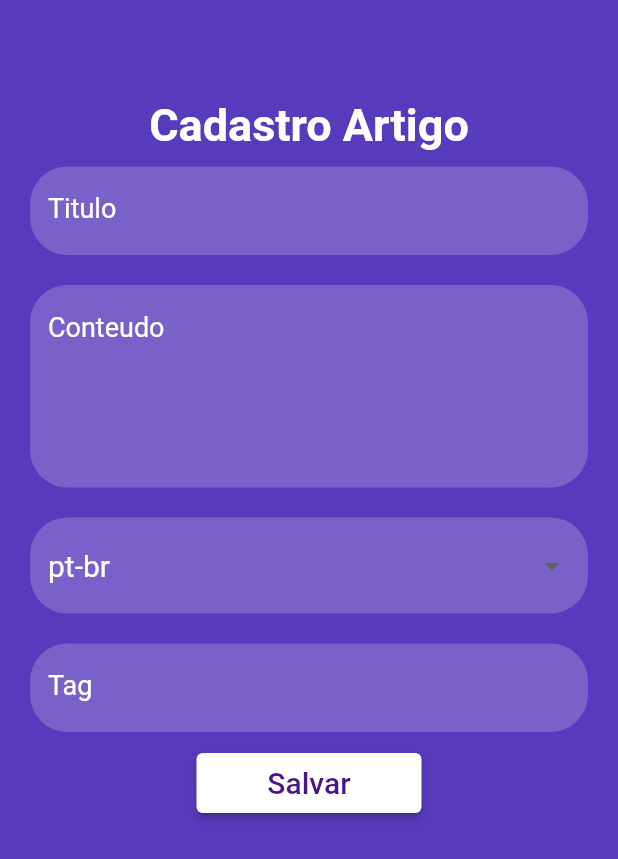
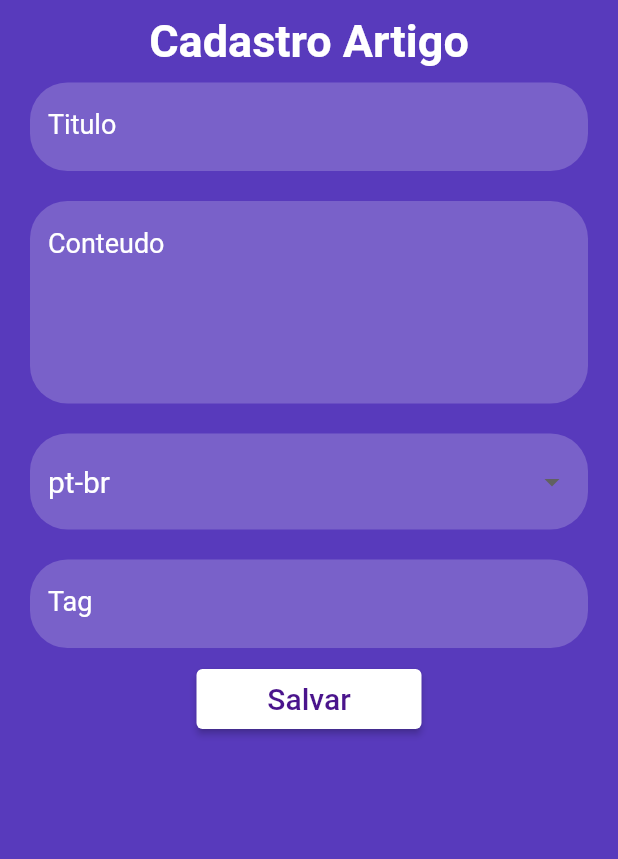
Before and after one commit to SenhorJedi/wikidoscorno, a Flutter app: the screen it shows after launch, on a phone screen of 412 x 824 dp. Shown: the top 859 px of the screen. Run offline on Flutter 3.47's test engine with Material 2 defaults, Android fonts, the phone set to English and light mode, and no system bars; our stand-ins replace google_fonts.

Commit message:
Update cadastro_artigo_page.dart

```diff
--- a/lib/page/cadastro_artigo_page.dart
+++ b/lib/page/cadastro_artigo_page.dart
@@ -17,10 +17,10 @@ class _CadastroArtigoPageState extends State<CadastroArtigoPage> {
   Widget build(BuildContext context) {
     return Scaffold(
         backgroundColor: websitePurple,
-        appBar: AppBar(
-          elevation: 0,
-          backgroundColor: Colors.transparent,
-        ),
+        // appBar: AppBar(
+        //    elevation: 0,
+        //    backgroundColor: Colors.transparent,
+        //  ),
         body: Stack(
           children: [
             Padding(
```
